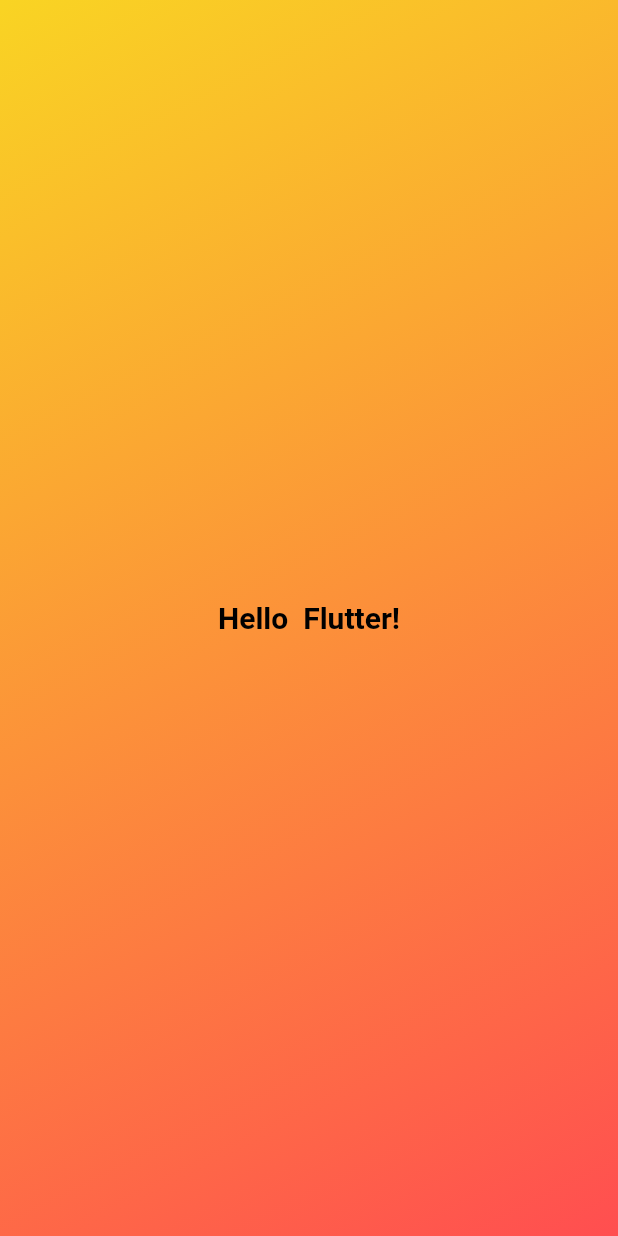
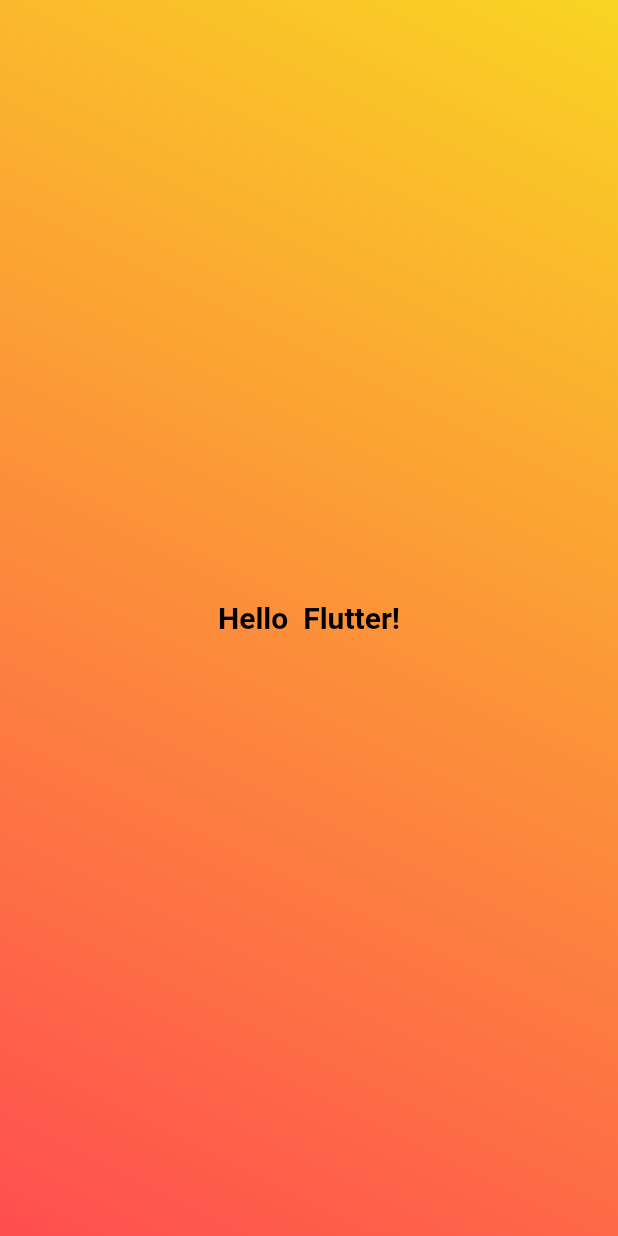
Before and after one commit to Partha-CreoIT/QuizApp, a Flutter app: the screen it shows after launch, on a phone screen of 412 x 824 dp. Run offline on Flutter 3.47's test engine with Material 2 defaults, Android fonts, the phone set to English and light mode, and no system bars.

Commit message:
Initial Commit

```diff
--- a/lib/my_app.dart
+++ b/lib/my_app.dart
@@ -1,4 +1,8 @@
 import 'package:flutter/material.dart';
+import 'package:quiz/styled_text.dart';
+
+var startAlignment = Alignment.topRight;
+var endAlignment = Alignment.bottomLeft;
 
 class MyApp extends StatelessWidget {
   const MyApp({super.key});
@@ -6,22 +10,18 @@ class MyApp extends StatelessWidget {
   @override
   Widget build(context) {
     return Container(
-      decoration: const BoxDecoration(
+      decoration:  BoxDecoration(
         gradient: LinearGradient(
-          colors: [
+          colors: const [
             Color.fromARGB(255, 249, 212, 35),
             Color.fromARGB(255, 255, 78, 80)
           ],
-          begin: Alignment.topLeft,
-          end: Alignment.bottomRight,
+          begin: startAlignment,
+          end: endAlignment,
         ),
       ),
       child: const Center(
-        child: Text(
-          "Hello  Flutter!",
-          style: TextStyle(
-              fontSize: 20, color: Colors.black, fontWeight: FontWeight.bold),
-        ),
+        child: StyledText(),
       ),
     );
   }
--- /dev/null
+++ b/lib/styled_text.dart
@@ -0,0 +1,14 @@
+import 'package:flutter/material.dart';
+
+class StyledText extends StatelessWidget{
+  const StyledText({super.key});
+
+  @override
+  Widget build(context) {
+    return const Text(
+      "Hello  Flutter!",
+      style: TextStyle(
+          fontSize: 20, color: Colors.black, fontWeight: FontWeight.bold),
+    );
+  }
+}
```
